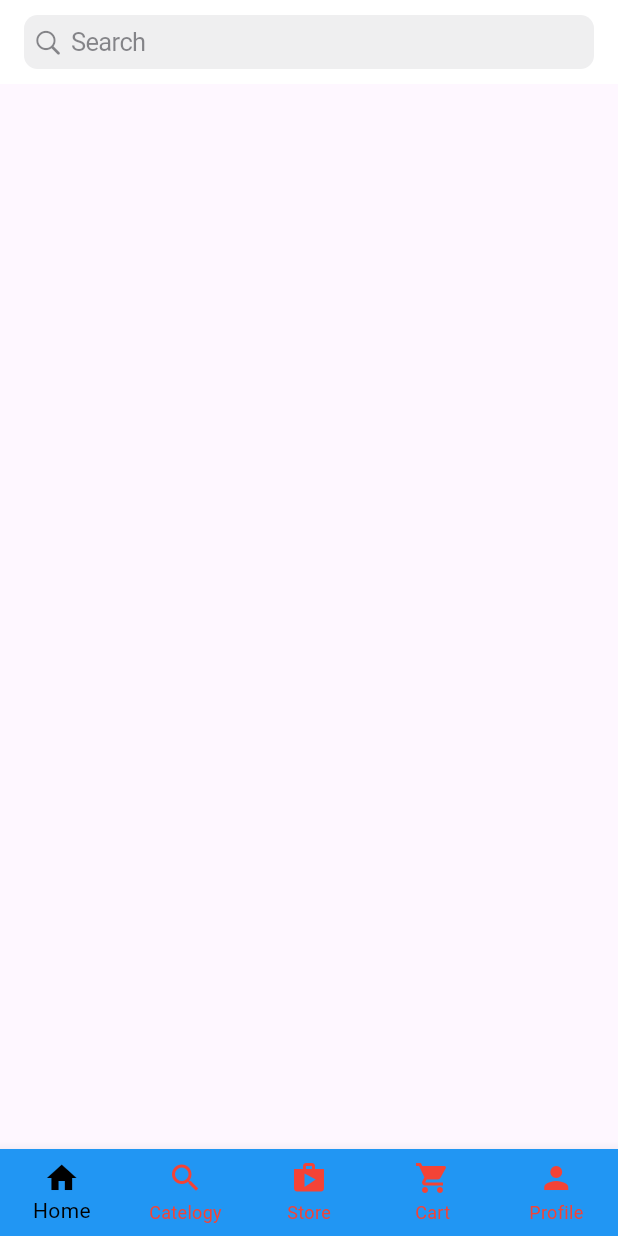
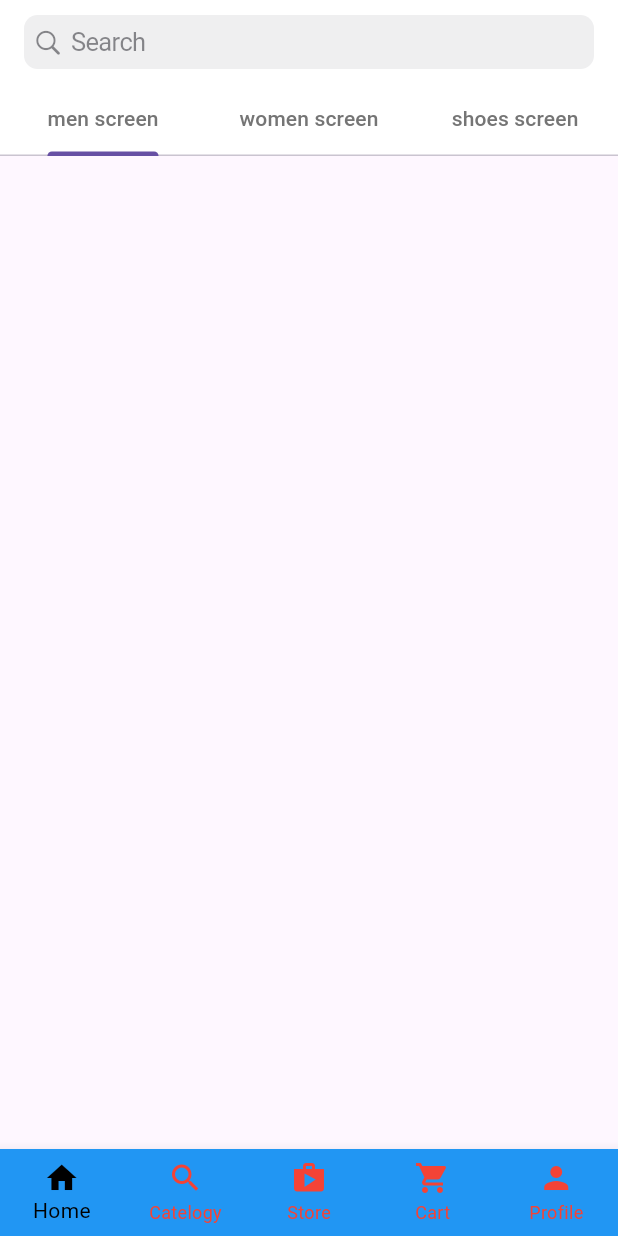
Before and after one commit to ANH2018/Bottom-Navigation-Bar, a Flutter app: the screen it shows after launch, on a phone screen of 412 x 824 dp. Run offline on Flutter 3.47's test engine with Material 3 defaults, Android fonts, the phone set to English and light mode, and no system bars.

Commit message:
Them DTC QUAN LY APPBAR VÀ TABBAR

```diff
--- a/lib/home.dart
+++ b/lib/home.dart
@@ -1,3 +1,4 @@
+
 import 'package:flutter/cupertino.dart';
 import 'package:flutter/material.dart';
 class homescreen extends StatefulWidget {
@@ -10,15 +11,31 @@ class homescreen extends StatefulWidget {
 class _homescreenState extends State<homescreen> {
   @override
   Widget build(BuildContext context) {
-    return  Scaffold(
+    return  DefaultTabController(
+
+
+              length:3 ,
+              child: Scaffold(
 
                   appBar: AppBar(
                       elevation: 0,
                       backgroundColor: Colors.white,
                       title: const CupertinoSearchTextField(),
+                      bottom: TabBar(
+                        tabs: [
+
+                          Tab(child: Text('men screen',style:TextStyle(color: Colors.grey.shade600) ,),),
+
+                          Tab(child: Text('women screen',style:TextStyle(color: Colors.grey.shade600) ,),),
+
+                          Tab(child: Text('shoes screen',style:TextStyle(color: Colors.grey.shade600) ,),),
+
+                        ],
+                        ),
                   ),
 
 
+                         ),
     );
   }
 }
```
Lines whose indentation alone changed are shown as unchanged.
